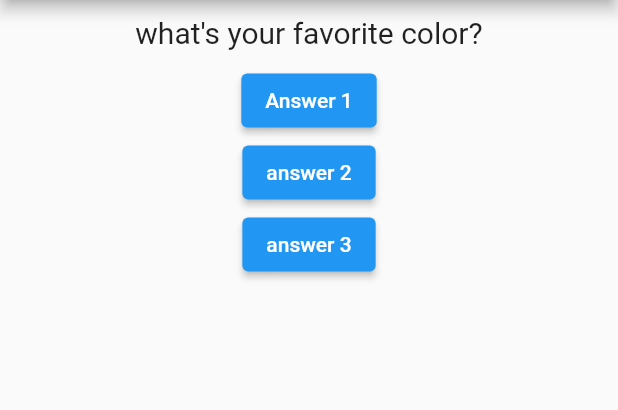
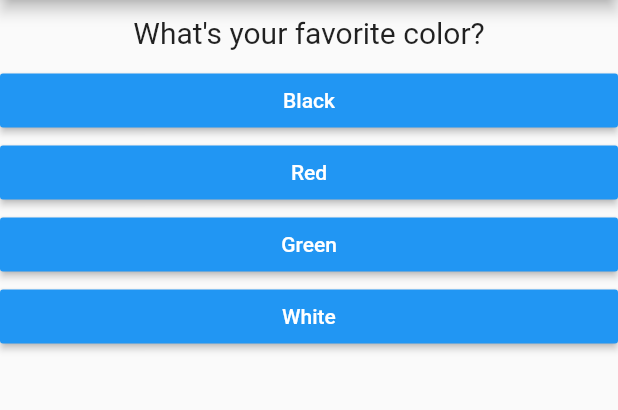
Before and after one commit to pranali1997/flutter_learning, a Flutter app: the screen it shows after launch, on a phone screen of 412 x 824 dp, the part 84-494 px from its top. Run offline on Flutter 3.47's test engine with Material 2 defaults, Android fonts, the phone set to English and light mode, and no system bars.

Commit message:
Add. Result and answers in quiz

```diff
--- /dev/null
+++ b/lib/answer.dart
@@ -0,0 +1,23 @@
+
+import 'package:flutter/cupertino.dart';
+import 'package:flutter/material.dart';
+
+class Answer extends StatelessWidget {
+  final Function selectHandler;
+  final String answerText;
+
+  Answer(this.selectHandler, this.answerText);
+
+  @override
+  Widget build(BuildContext context) {
+    return Container(
+      width: double.infinity,
+      child: RaisedButton(
+        color: Colors.blue,
+        textColor: Colors.white,
+        child: Text(answerText),
+        onPressed: selectHandler,
+      ),
+    );
+  }
+}
--- a/lib/main.dart
+++ b/lib/main.dart
@@ -1,47 +1,98 @@
 import 'package:flutter/material.dart';
-import './question.dart';
 
-void main() {
-  runApp(MyApp());
-}
+import './quiz.dart';
+import './result.dart';
+// void main() {
+//   runApp(MyApp());
+// }
+
+void main() => runApp(MyApp());
 
 class MyApp extends StatefulWidget {
   @override
-  State<MyApp> createState() => _MyAppState();
+  State<StatefulWidget> createState() {
+    // TODO: implement createState
+    return _MyAppState();
+  }
 }
 
 class _MyAppState extends State<MyApp> {
-  var _questionIndex =0;
+  final _questions = const [
+    {
+      'questionText': 'What\'s your favorite color?',
+      'answers': [
+        {'text': 'Black', 'score': 10},
+        {'text': 'Red', 'score': 5},
+        {'text': 'Green', 'score': 3},
+        {'text': 'White', 'score': 1},
+      ],
+    },
+    {
+      'questionText': 'What\'s your favorite animal?',
+      'answers': [
+        {'text': 'Rabbit', 'score': 3},
+        {'text': 'Snake', 'score': 11},
+        {'text': 'Elephant', 'score': 5},
+        {'text': 'Lion', 'score': 9},
+      ],
+    },
+    {
+      'questionText': 'Who\'s your favorite hobby?',
+      'answers': [
+        {'text': 'Music', 'score': 3},
+        {'text': 'Learning', 'score': 10},
+        {'text': 'Creativity', 'score': 8},
+        {'text': 'Sports', 'score': 5},
+      ],
+    },
+  ];
+  var _questionIndex = 0;
+  var _totalScore = 0;
 
-  void _answerQuestions() {
-    setState((){
-      _questionIndex = _questionIndex+1;
+  void _resetQuiz() {
+    setState(() {
+      _questionIndex = 0;
+      _totalScore = 0;
+    });
+  }
+
+  void _answerQuestion(int score) {
+    // var aBool = true;
+    // aBool = false;
+
+    _totalScore += score;
+
+    setState(() {
+      _questionIndex = _questionIndex + 1;
     });
     print(_questionIndex);
+    if (_questionIndex < _questions.length) {
+      print('We have more questions!');
+    } else {
+      print('No more questions!');
+    }
   }
 
-  // This widget is the root of your application.
   @override
   Widget build(BuildContext context) {
-    var questions = [
-      "what\'s your favorite color?",
-      "What\'s your favorite animal?",
-      "what\'s your favorite book?",
-      "what's your favorite hobby?"
-    ];
+    // var dummy = const ['Hello'];
+    // dummy.add('Max');
+    // print(dummy);
+    // dummy = [];
+    // questions = []; // does not work if questions is a const
+
     return MaterialApp(
       home: Scaffold(
         appBar: AppBar(
           title: Text('My First App'),
         ),
-        body: Column(
-          children: [
-            Question(questions[_questionIndex]),
-            ElevatedButton(onPressed: _answerQuestions , child: Text('Answer 1')),
-            ElevatedButton(onPressed: _answerQuestions, child: Text('answer 2')),
-            ElevatedButton(onPressed: _answerQuestions, child: Text('answer 3')),
-          ],
-        ),
+        body: _questionIndex < _questions.length
+            ? Quiz(
+          answerQuestion: _answerQuestion,
+          questionIndex: _questionIndex,
+          questions: _questions,
+        )
+            : Result(_totalScore, _resetQuiz),
       ),
     );
   }
--- /dev/null
+++ b/lib/quiz.dart
@@ -0,0 +1,30 @@
+import 'package:flutter/material.dart';
+import 'package:flutter_complete_guide/question.dart';
+
+import 'answer.dart';
+
+class Quiz extends StatelessWidget{
+  final List<Map<String, Object>> questions;
+  final int questionIndex;
+  final Function answerQuestion;
+
+  Quiz({
+    @required this.questions,
+    @required this.answerQuestion,
+    @required this.questionIndex,
+  });
+
+  @override
+  Widget build(BuildContext context) {
+    return Column(
+      children: [
+        Question(
+          questions[questionIndex]['questionText'],
+        ),
+        ...(questions[questionIndex]['answers'] as List<Map<String, Object>>).map((answer) {
+          return Answer(() => answerQuestion(answer['score']), answer['text']);
+        }).toList()
+      ],
+    );
+  }
+}
```
Also changed, not shown: lib/result.dart (added, +44 -0 lines).
